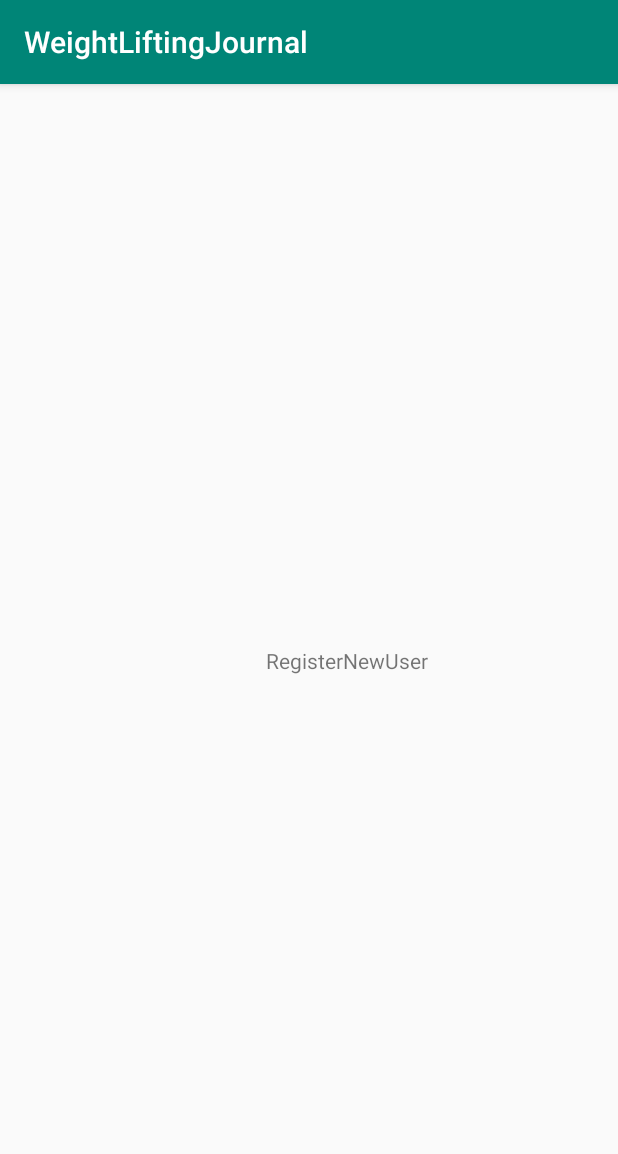
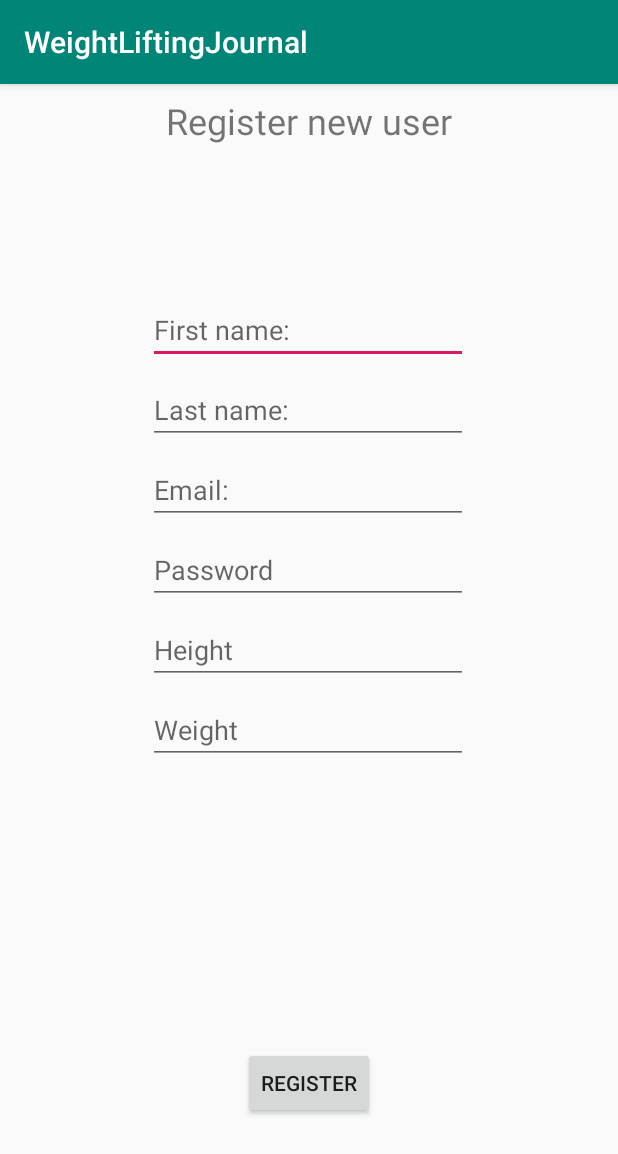
Before and after one commit to weightlifting-journal-build-week/android, an Android app: the RegisterNewUser screen opened directly, with no data from a screen before it, on a phone screen of 412 x 824 dp. Shown: the top 1154 px of the screen. Run offline under Robolectric (Android 15) with nearby library versions, the phone set to English and light mode, and no system bars.

Commit message:
Added layout for new user sign up.

```diff
--- a/WeightLiftingJournal/app/src/main/java/com/rybarstudios/weightliftingjournal/RegisterNewUser.java
+++ b/WeightLiftingJournal/app/src/main/java/com/rybarstudios/weightliftingjournal/RegisterNewUser.java
@@ -1,16 +1,32 @@
 package com.rybarstudios.weightliftingjournal;
 
+import android.content.Context;
 import android.content.Intent;
 import android.support.v7.app.AppCompatActivity;
 import android.os.Bundle;
+import android.view.View;
+import android.widget.Button;
 
 public class RegisterNewUser extends AppCompatActivity {
+
+    Button registerButton;
+    Context context;
 
     @Override
     protected void onCreate(Bundle savedInstanceState) {
         super.onCreate(savedInstanceState);
         setContentView(R.layout.activity_register_new_user);
+        context = this;
 
         Intent intent = getIntent();
+
+        registerButton = findViewById(R.id.button_register);
+        registerButton.setOnClickListener(new View.OnClickListener() {
+            @Override
+            public void onClick(View v) {
+                Intent registerIntent = new Intent(context, UserHomePage.class);
+                startActivity(registerIntent);
+            }
+        });
     }
 }
--- a/WeightLiftingJournal/app/src/main/java/com/rybarstudios/weightliftingjournal/User.java
+++ b/WeightLiftingJournal/app/src/main/java/com/rybarstudios/weightliftingjournal/User.java
@@ -2,11 +2,12 @@ package com.rybarstudios.weightliftingjournal;
 
 public class User {
 
-    private String name, email, password;
+    private String firstName, lastName, email, password;
     private int id, height, weight;
 
-    public User(String name, String email, String password, int id, int height, int weight) {
-        this.name = name;
+    public User(String firstName, String lastName, String email, String password, int id, int height, int weight) {
+        this.firstName = firstName;
+        this.lastName = lastName;
         this.email = email;
         this.password = password;
         this.id = id;
@@ -14,8 +15,12 @@ public class User {
         this.weight = weight;
     }
 
-    public String getName() {
-        return name;
+    public String getFirstName() {
+        return firstName;
+    }
+
+    public String getLastName() {
+        return lastName;
     }
 
     public String getEmail() {
--- a/WeightLiftingJournal/app/src/main/res/layout/activity_register_new_user.xml
+++ b/WeightLiftingJournal/app/src/main/res/layout/activity_register_new_user.xml
@@ -6,17 +6,117 @@
     android:layout_height="match_parent"
     tools:context=".RegisterNewUser">
 
+
     <TextView
-        android:id="@+id/textView3"
+        android:id="@+id/textView4"
+        android:layout_width="382dp"
+        android:layout_height="41dp"
+        android:layout_marginStart="8dp"
+        android:layout_marginTop="8dp"
+        android:layout_marginEnd="8dp"
+        android:text="@string/register_new_user"
+        android:textAlignment="center"
+        android:textSize="24sp"
+        app:layout_constraintEnd_toEndOf="parent"
+        app:layout_constraintStart_toStartOf="parent"
+        app:layout_constraintTop_toTopOf="parent" />
+
+    <EditText
+        android:id="@+id/editText3"
         android:layout_width="wrap_content"
         android:layout_height="wrap_content"
-        android:layout_marginStart="176dp"
-        android:layout_marginTop="356dp"
-        android:layout_marginEnd="125dp"
-        android:layout_marginBottom="356dp"
-        android:text="RegisterNewUser"
+        android:layout_marginStart="98dp"
+        android:layout_marginTop="92dp"
+        android:layout_marginEnd="100dp"
+        android:ems="10"
+        android:inputType="textPersonName"
+        android:hint="@string/first_name"
+        app:layout_constraintEnd_toEndOf="parent"
+        app:layout_constraintHorizontal_bias="1.0"
+        app:layout_constraintStart_toStartOf="parent"
+        app:layout_constraintTop_toBottomOf="@+id/textView4" />
+
+    <EditText
+        android:id="@+id/editText4"
+        android:layout_width="wrap_content"
+        android:layout_height="wrap_content"
+        android:layout_marginStart="98dp"
+        android:layout_marginTop="8dp"
+        android:layout_marginEnd="100dp"
+        android:ems="10"
+        android:inputType="textPersonName"
+        android:hint="@string/last_name"
+        app:layout_constraintEnd_toEndOf="parent"
+        app:layout_constraintStart_toStartOf="parent"
+        app:layout_constraintTop_toBottomOf="@+id/editText3" />
+
+    <EditText
+        android:id="@+id/editText5"
+        android:layout_width="wrap_content"
+        android:layout_height="wrap_content"
+        android:layout_marginStart="98dp"
+        android:layout_marginTop="8dp"
+        android:layout_marginEnd="100dp"
+        android:ems="10"
+        android:inputType="textEmailAddress"
+        android:hint="@string/email"
+        app:layout_constraintEnd_toEndOf="parent"
+        app:layout_constraintStart_toStartOf="parent"
+        app:layout_constraintTop_toBottomOf="@+id/editText4" />
+
+    <EditText
+        android:id="@+id/editText6"
+        android:layout_width="wrap_content"
+        android:layout_height="wrap_content"
+        android:layout_marginStart="98dp"
+        android:layout_marginTop="8dp"
+        android:layout_marginEnd="100dp"
+        android:ems="10"
+        android:inputType="textPassword"
+        android:hint="@string/password"
+        app:layout_constraintEnd_toEndOf="parent"
+        app:layout_constraintStart_toStartOf="parent"
+        app:layout_constraintTop_toBottomOf="@+id/editText5" />
+
+    <EditText
+        android:id="@+id/editText7"
+        android:layout_width="wrap_content"
+        android:layout_height="wrap_content"
+        android:layout_marginStart="98dp"
+        android:layout_marginTop="8dp"
+        android:layout_marginEnd="100dp"
+        android:ems="10"
+        android:inputType="number"
+        android:hint="@string/height"
+        app:layout_constraintEnd_toEndOf="parent"
+        app:layout_constraintStart_toStartOf="parent"
+        app:layout_constraintTop_toBottomOf="@+id/editText6" />
+
+    <EditText
+        android:id="@+id/editText8"
+        android:layout_width="wrap_content"
+        android:layout_height="wrap_content"
+        android:layout_marginStart="98dp"
+        android:layout_marginTop="8dp"
+        android:layout_marginEnd="100dp"
+        android:ems="10"
+        android:hint="@string/weight"
+        android:inputType="number"
+        app:layout_constraintEnd_toEndOf="parent"
+        app:layout_constraintStart_toStartOf="parent"
+        app:layout_constraintTop_toBottomOf="@+id/editText7" />
+
+    <Button
+        android:id="@+id/button_register"
+        android:layout_width="wrap_content"
+        android:layout_height="wrap_content"
+        android:layout_marginStart="161dp"
+        android:layout_marginTop="171dp"
+        android:layout_marginEnd="162dp"
+        android:layout_marginBottom="61dp"
+        android:text="@string/register"
         app:layout_constraintBottom_toBottomOf="parent"
         app:layout_constraintEnd_toEndOf="parent"
         app:layout_constraintStart_toStartOf="parent"
-        app:layout_constraintTop_toTopOf="parent" />
+        app:layout_constraintTop_toBottomOf="@+id/editText8" />
 </android.support.constraint.ConstraintLayout>
--- a/WeightLiftingJournal/app/src/main/res/values/strings.xml
+++ b/WeightLiftingJournal/app/src/main/res/values/strings.xml
@@ -1,7 +1,14 @@
 <resources>
     <string name="app_name">WeightLiftingJournal</string>
     <string name="username">Username:</string>
-    <string name="password">Password:</string>
     <string name="register_here">Register here.</string>
     <string name="login">Login</string>
+    <string name="register_new_user">Register new user</string>
+    <string name="first_name">First name:</string>
+    <string name="last_name">Last name:</string>
+    <string name="email">Email:</string>
+    <string name="password">Password</string>
+    <string name="height">Height</string>
+    <string name="weight">Weight</string>
+    <string name="register">Register</string>
 </resources>
```
